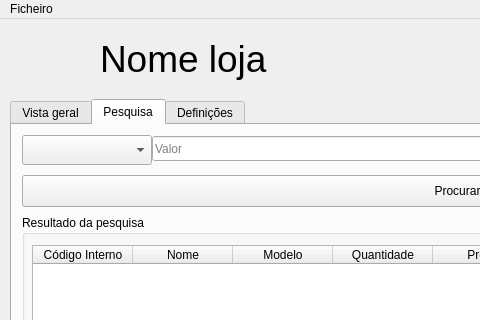
The window that src/gui/MainMenu.ui (dnigamer/projeto-AED) describes before a commit, drawn with Qt 5; both pictures show x 0 to 480 and y 0 to 320 of the 920 by 700 pixel window.
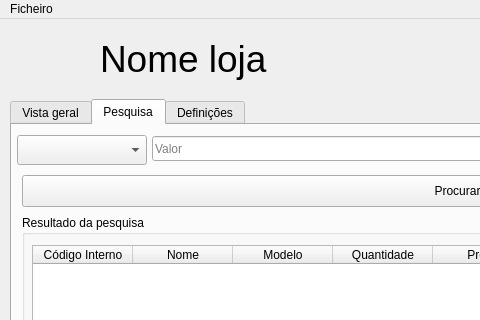
The same window after the commit. The open tabs and pages were chosen to show the change. Icons and pictures are not drawn.

Diff of the .ui file:
```diff
--- a/src/gui/MainMenu.ui
+++ b/src/gui/MainMenu.ui
@@ -484,7 +484,7 @@
      <widget class="QComboBox" name="catPesqDD">
       <property name="geometry">
        <rect>
-        <x>10</x>
+        <x>5</x>
         <y>10</y>
         <width>130</width>
         <height>30</height>
```
